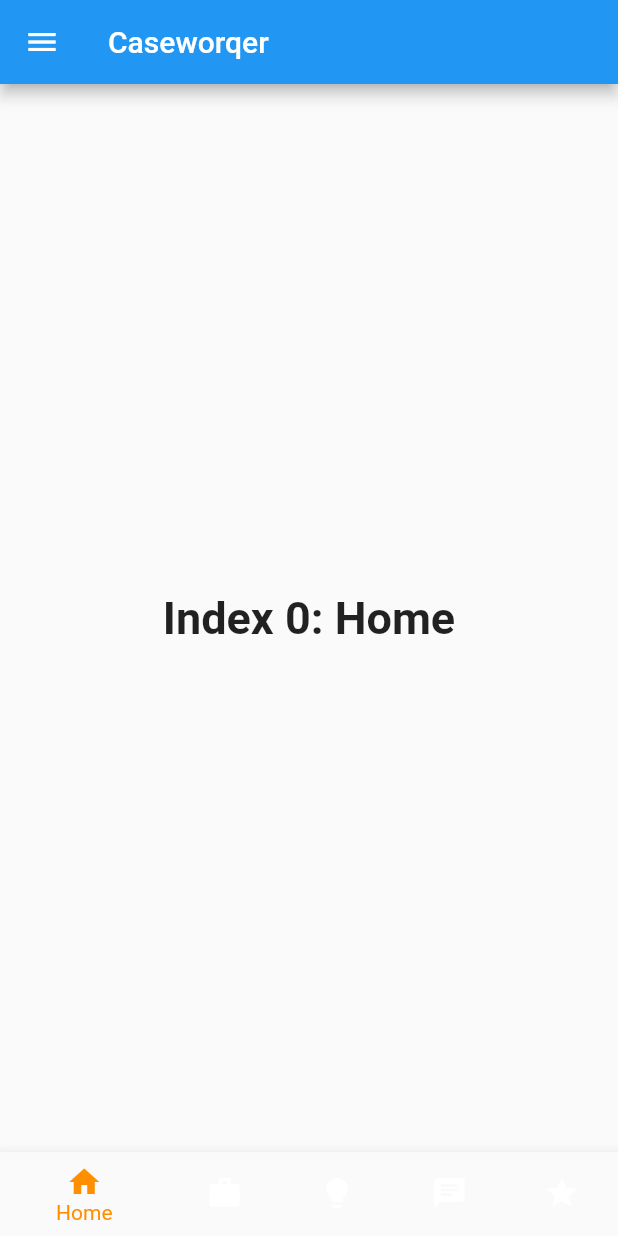
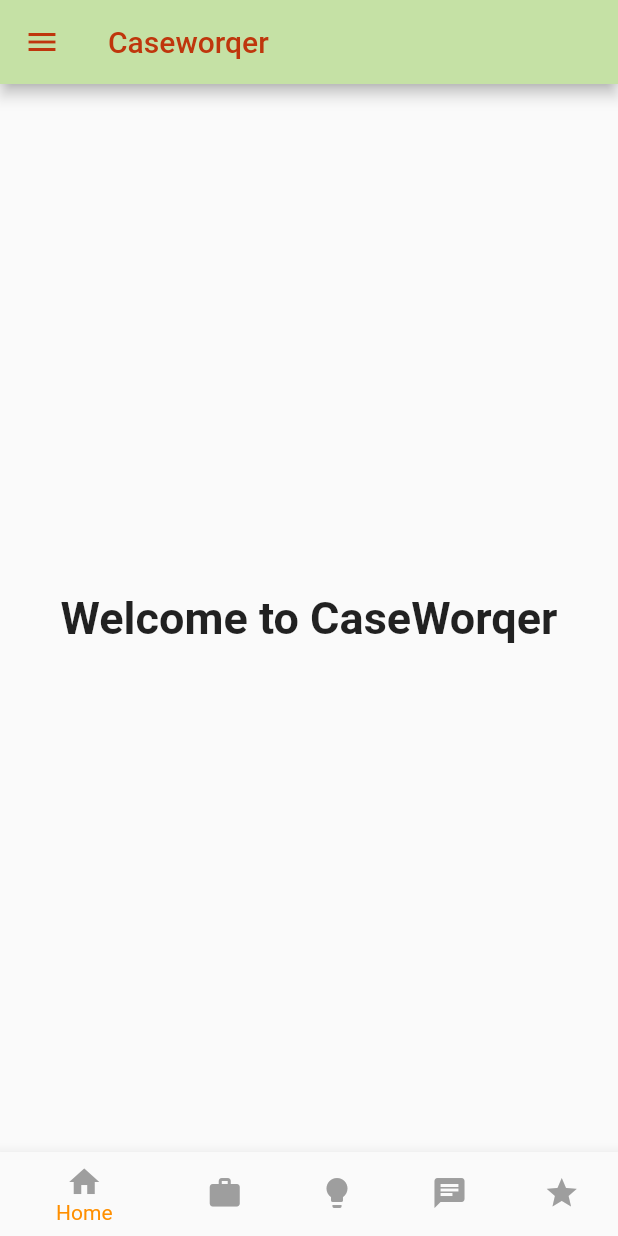
Before and after one commit to alyazharr/caseworqer-mobile, a Flutter app: the screen it shows after launch, on a phone screen of 412 x 824 dp. Run offline on Flutter 3.47's test engine with Material 2 defaults, Android fonts, the phone set to English and light mode, and no system bars; Roboto replaces fonts that are missing (Rubik).

Commit message:
Template Done

```diff
--- a/lib/main.dart
+++ b/lib/main.dart
@@ -8,6 +8,13 @@
 // and displays a corresponding message in the center of the [Scaffold].
 
 import 'package:flutter/material.dart';
+import 'package:caseworqer/pelamarKerja.dart';
+import 'package:caseworqer/tipsKarier.dart';
+import 'package:caseworqer/forum.dart';
+import 'package:caseworqer/companyReview.dart';
+import 'package:caseworqer/user.dart';
+import 'package:caseworqer/profilPerusahaan.dart';
+import 'package:caseworqer/lowonganKerja.dart';
 
 void main() => runApp(const MyApp());
 
@@ -15,12 +22,26 @@ void main() => runApp(const MyApp());
 class MyApp extends StatelessWidget {
   const MyApp({Key? key}) : super(key: key);
 
-  static const String _title = 'Flutter Code Sample';
+  static const String _title = 'CaseWorqer';
 
   @override
   Widget build(BuildContext context) {
-    return const MaterialApp(
+    return MaterialApp(
       title: _title,
+      theme: ThemeData(
+        // Define the default font family.
+        fontFamily: 'Rubik',
+        appBarTheme: AppBarTheme(
+          backgroundColor: Colors.lightGreen.shade200,
+          foregroundColor: Colors.deepOrange.shade900,
+        ),
+
+        // Define the default `TextTheme`. Use this to specify the default
+        // text styling for headlines, titles, bodies of text, and more.
+        textTheme: TextTheme(
+            headline6:
+                TextStyle(fontSize: 20.0, color: Colors.deepOrange.shade900)),
+      ),
       home: MyStatefulWidget(),
     );
   }
@@ -39,27 +60,15 @@ class _MyStatefulWidgetState extends State<MyStatefulWidget> {
   int _selectedIndex = 0;
   static const TextStyle optionStyle =
       TextStyle(fontSize: 30, fontWeight: FontWeight.bold);
-  static const List<Widget> _widgetOptions = <Widget>[
+  static List<Widget> _widgetOptions = <Widget>[
     Text(
-      'Index 0: Home',
+      'Welcome to CaseWorqer',
       style: optionStyle,
     ),
-    Text(
-      'Index 1: Business',
-      style: optionStyle,
-    ),
-    Text(
-      'Index 2: School',
-      style: optionStyle,
-    ),
-    Text(
-      'Index 3: School',
-      style: optionStyle,
-    ),
-    Text(
-      'Index 4: School',
-      style: optionStyle,
-    ),
+    pelamarKerja(),
+    tipsKarier(),
+    forum(),
+    companyReview(),
   ];
 
   void _onItemTapped(int index) {
@@ -80,25 +89,25 @@ class _MyStatefulWidgetState extends State<MyStatefulWidget> {
       ),
       bottomNavigationBar: BottomNavigationBar(
         backgroundColor: Colors.green,
-        items: const <BottomNavigationBarItem>[
+        items: <BottomNavigationBarItem>[
           BottomNavigationBarItem(
-            icon: Icon(Icons.home),
+            icon: Icon(Icons.home, color: Colors.grey),
             label: 'Home',
           ),
           BottomNavigationBarItem(
-            icon: Icon(Icons.work),
+            icon: Icon(Icons.work, color: Colors.grey),
             label: 'Lowongan',
           ),
           BottomNavigationBarItem(
-            icon: Icon(Icons.lightbulb),
+            icon: Icon(Icons.lightbulb, color: Colors.grey),
             label: 'Tips Karier',
           ),
           BottomNavigationBarItem(
-            icon: Icon(Icons.chat),
+            icon: Icon(Icons.chat, color: Colors.grey),
             label: 'Forum',
           ),
           BottomNavigationBarItem(
-            icon: Icon(Icons.star),
+            icon: Icon(Icons.star, color: Colors.grey),
             label: 'Company Review',
           ),
         ],
@@ -119,32 +128,45 @@ class NavDrawer extends StatelessWidget {
         children: <Widget>[
           DrawerHeader(
             child: Text(
-              'Side menu',
+              'My Profile',
               style: TextStyle(color: Colors.white, fontSize: 25),
             ),
             decoration: BoxDecoration(
                 color: Colors.green,
                 image: DecorationImage(
                     fit: BoxFit.fill,
-                    image: AssetImage('./assets/images/cover.jpg'))),
+                    image: AssetImage('assets/images/cover.jpg'))),
           ),
           ListTile(
             leading: Icon(Icons.person),
             title: Text('Profile'),
-            onTap: () => {Navigator.of(context).pop()},
+            onTap: () => {
+              Navigator.push(
+                  context, MaterialPageRoute(builder: (context) => user()))
+            },
           ),
           ListTile(
             leading: Icon(Icons.business),
             title: Text('Perusahaan Saya'),
-            onTap: () => {Navigator.of(context).pop()},
+            onTap: () => {
+              Navigator.push(context,
+                  MaterialPageRoute(builder: (context) => profilPerusahaan()))
+            },
           ),
           ListTile(
             leading: Icon(Icons.add),
             title: Text('Buka Lowongan'),
-            onTap: () => {Navigator.of(context).pop()},
+            onTap: () => {
+              Navigator.push(context,
+                  MaterialPageRoute(builder: (context) => lowonganKerja()))
+            },
           ),
         ],
       ),
     );
   }
 }
+
+// void login() {
+//   runApp(LoginPage());
+// }
```
Also changed, not shown: lib/companyReview.dart (added, +14 -0 lines), lib/forum.dart (added, +14 -0 lines), lib/login.dart (added, +190 -0 lines), lib/lowonganKerja.dart (added, +17 -0 lines), lib/pelamarKerja.dart (added, +294 -0 lines), lib/profilPerusahaan.dart (added, +17 -0 lines), lib/tipsKarier.dart (added, +14 -0 lines), lib/user.dart (added, +17 -0 lines), pubspec.yaml (+5 -4 lines), pubspec.lock, 1 other file.
